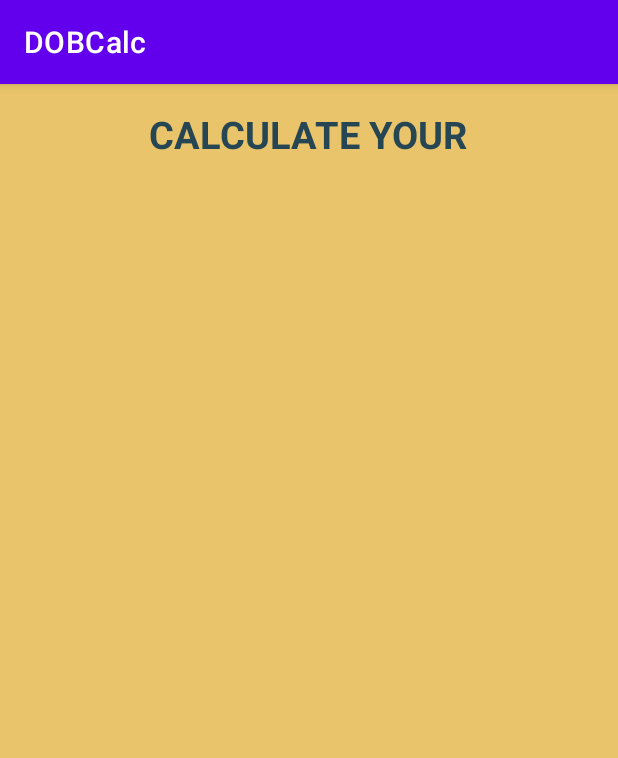
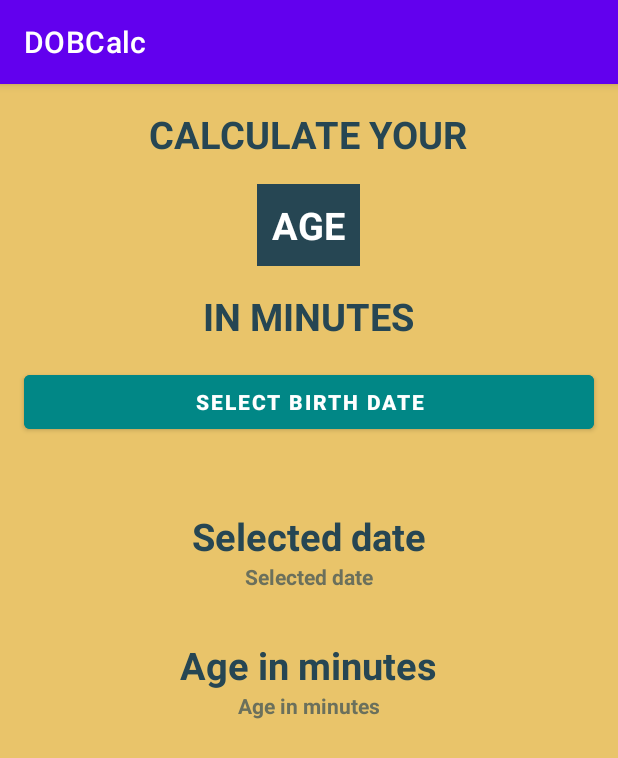
Before and after one commit to stojkovmarjan/DOBCalc, an Android app: the screen it shows after launch (MainActivity), on a phone screen of 412 x 824 dp. Shown: the top 758 px of the screen. Run offline under Robolectric (Android 15) with nearby library versions, the phone set to English and light mode, and no system bars.

```diff
--- a/app/src/main/java/com/example/dobcalc/MainActivity.kt
+++ b/app/src/main/java/com/example/dobcalc/MainActivity.kt
@@ -2,10 +2,42 @@ package com.example.dobcalc
 
 import androidx.appcompat.app.AppCompatActivity
 import android.os.Bundle
+import android.widget.Button
+import android.widget.TextView
+import java.util.*;
+import android.app.DatePickerDialog;
+import java.text.SimpleDateFormat
 
 class MainActivity : AppCompatActivity() {
     override fun onCreate(savedInstanceState: Bundle?) {
         super.onCreate(savedInstanceState)
         setContentView(R.layout.activity_main)
+
+        val btnSelectDate = findViewById<Button>(R.id.btnSelectDate);
+
+        btnSelectDate.setOnClickListener{
+            clickDatePicker()
+        }
+
+    }
+
+    private fun clickDatePicker() {
+
+        val tvDate = findViewById<TextView>(R.id.tvDate);
+        val tvMinutes = findViewById<TextView>(R.id.tvMinutes);
+
+        val calendar = Calendar.getInstance();
+
+        val year = calendar.get(Calendar.YEAR);
+        val month = calendar.get(Calendar.MONTH);
+        val dayOfMonth = calendar.get(Calendar.DAY_OF_MONTH);
+
+        DatePickerDialog( this, DatePickerDialog.OnDateSetListener{ _, y, m, d ->
+            var dateString = "$d/${m+1}/$y"
+            val sdf = SimpleDateFormat("dd/MM/yyyy", Locale.ENGLISH)
+            val date = sdf.parse(dateString)
+            tvDate.text = dateString
+        }, year, month,dayOfMonth).show();
+
     }
 }
--- a/app/src/main/res/layout/activity_main.xml
+++ b/app/src/main/res/layout/activity_main.xml
@@ -17,5 +17,71 @@
         android:textColor="@color/textBlue"
         android:textStyle="bold"
         android:textSize="25sp" />
+    <TextView
+        android:layout_width="wrap_content"
+        android:layout_height="wrap_content"
+        android:layout_marginTop="16dp"
+        android:padding="10dp"
+        android:text="AGE"
+        android:background="@color/textBlue"
+        android:textColor="@color/white"
+        android:textStyle="bold"
+        android:textSize="25sp" />
+    <TextView
+        android:layout_width="wrap_content"
+        android:layout_height="wrap_content"
+        android:layout_marginTop="16dp"
+        android:text="IN MINUTES"
+        android:textColor="@color/textBlue"
+        android:textStyle="bold"
+        android:textSize="25sp" />
+
+    <Button
+        android:id="@+id/btnSelectDate"
+        android:layout_width="match_parent"
+        android:layout_height="wrap_content"
+        android:layout_margin="16dp"
+        android:backgroundTint="@color/teal_700"
+        android:textStyle="bold"
+        android:text="Select birth date"
+        android:textColor="@color/white" />
+
+    <TextView
+        android:id="@+id/tvDate"
+        android:layout_width="wrap_content"
+        android:layout_height="wrap_content"
+        android:layout_marginTop="32dp"
+        android:backgroundTint="@color/bgColor"
+        android:text="Selected date"
+        android:textColor="@color/textBlue"
+        android:textSize="25sp"
+        android:textStyle="bold" />
+
+    <TextView
+        android:id="@+id/textView"
+        android:layout_width="wrap_content"
+        android:layout_height="wrap_content"
+        android:textColor="@color/btnText"
+        android:textStyle="bold"
+        android:text="Selected date" />
+
+    <TextView
+        android:id="@+id/tvMinutes"
+        android:layout_width="wrap_content"
+        android:layout_height="wrap_content"
+        android:layout_marginTop="32dp"
+        android:backgroundTint="@color/bgColor"
+        android:text="Age in minutes"
+        android:textColor="@color/textBlue"
+        android:textSize="25sp"
+        android:textStyle="bold" />
+
+    <TextView
+        android:id="@+id/textView2"
+        android:layout_width="wrap_content"
+        android:layout_height="wrap_content"
+        android:textColor="@color/btnText"
+        android:textStyle="bold"
+        android:text="Age in minutes" />
 
 </LinearLayout>
--- a/app/src/main/res/values/colors.xml
+++ b/app/src/main/res/values/colors.xml
@@ -9,4 +9,7 @@
     <color name="white">#FFFFFFFF</color>
     <color name="textBlue">#264653</color>
     <color name="bgColor">#e9c46a</color>
+    <color name="azureBackground">#0096c7</color>
+    <color name="btnBgColor">#2a9d8f</color>
+    <color name="btnText">#6b705c</color>
 </resources>
```
